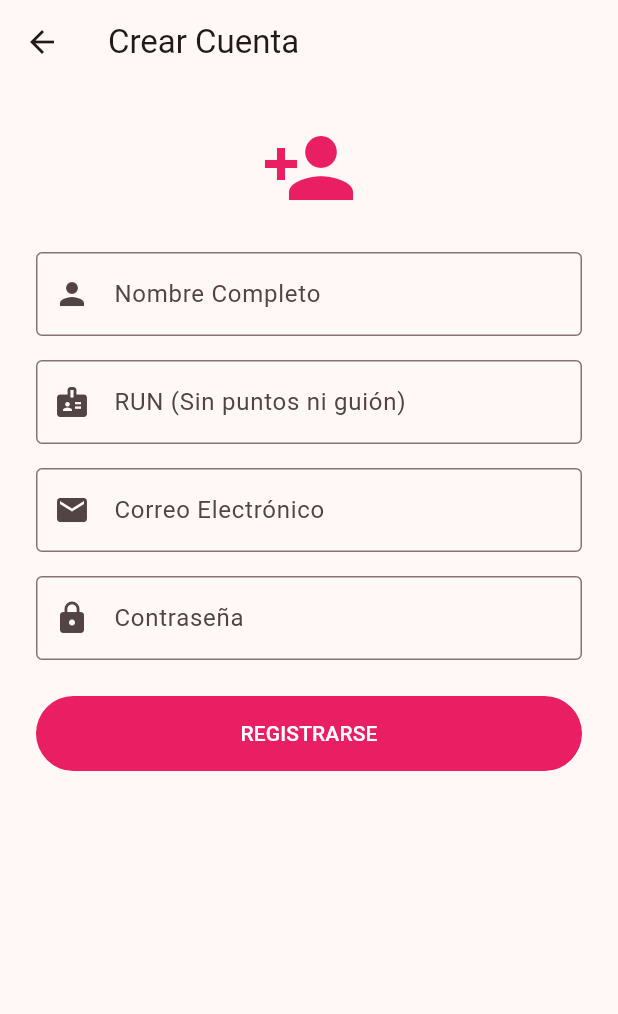
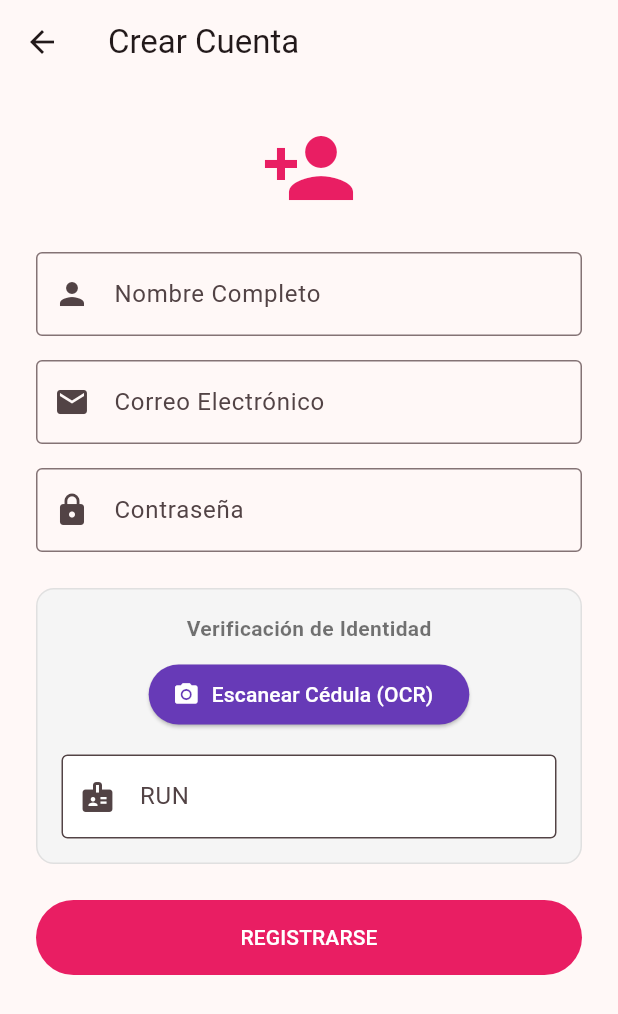
Before and after one commit to RicketyMajor/PAWS-2.0, a Flutter app: the RegisterScreen screen opened directly, on a phone screen of 412 x 824 dp. Shown: the top 1014 px of the screen. Run offline on Flutter 3.47's test engine with Material 3 defaults, Android fonts, the phone set to English and light mode, and no system bars; our stand-ins replace cached_network_image, dio, equatable, flutter_bloc, flutter_card_swiper, flutter_secure_storage and 1 more; accounts and stored records are empty.

Commit message:
feat: añadido una función de verificación de identidad via OCR mock y MiniO.

```diff
--- a/app/lib/features/auth/presentation/screens/register_screen.dart
+++ b/app/lib/features/auth/presentation/screens/register_screen.dart
@@ -1,5 +1,7 @@
 import 'package:flutter/material.dart';
 import 'package:flutter_bloc/flutter_bloc.dart';
+import 'package:dio/dio.dart';
+import 'package:image_picker/image_picker.dart'; // <--- FALTABA ESTA IMPORTACIÓN
 import '../../data/auth_repository.dart';
 
 class RegisterScreen extends StatefulWidget {
@@ -11,14 +13,16 @@ class RegisterScreen extends StatefulWidget {
 
 class _RegisterScreenState extends State<RegisterScreen> {
   final _nameController = TextEditingController();
-  final _runController =
-      TextEditingController(); // <--- NUEVO: Controlador para RUN
   final _emailController = TextEditingController();
   final _passwordController = TextEditingController();
+  // CORREGIDO: _runController estaba declarado dos veces. Dejamos solo uno.
+  final _runController = TextEditingController();
+
   bool _isLoading = false;
+  bool _isVerifying = false;
+  final ImagePicker _picker = ImagePicker();
 
   Future<void> _submitRegister() async {
-    // Validación simple antes de enviar
     if (_nameController.text.isEmpty || _runController.text.isEmpty) {
       ScaffoldMessenger.of(context).showSnackBar(
         const SnackBar(content: Text('Por favor completa todos los campos')),
@@ -28,12 +32,11 @@ class _RegisterScreenState extends State<RegisterScreen> {
 
     setState(() => _isLoading = true);
     try {
-      // Llamamos al método actualizado con los parámetros nombrados
       await context.read<AuthRepository>().register(
         email: _emailController.text,
         password: _passwordController.text,
         name: _nameController.text,
-        run: _runController.text, // <--- Enviamos el RUN
+        run: _runController.text,
       );
 
       if (mounted) {
@@ -47,7 +50,6 @@ class _RegisterScreenState extends State<RegisterScreen> {
       }
     } catch (e) {
       if (mounted) {
-        // Aquí se mostrará el error del backend de forma más limpia
         ScaffoldMessenger.of(context).showSnackBar(
           SnackBar(
             content: Text(e.toString().replaceAll("Exception: ", "")),
@@ -57,6 +59,62 @@ class _RegisterScreenState extends State<RegisterScreen> {
       }
     } finally {
       if (mounted) setState(() => _isLoading = false);
+    }
+  }
+
+  Future<void> _scanIdentity() async {
+    try {
+      // 1. Abrir Galería o Cámara
+      final XFile? image = await _picker.pickImage(source: ImageSource.gallery);
+      if (image == null) return;
+
+      setState(() => _isVerifying = true);
+
+      // 2. Preparar el archivo
+      String fileName = image.path.split('/').last;
+      FormData formData = FormData.fromMap({
+        "document": await MultipartFile.fromFile(
+          image.path,
+          filename: fileName,
+        ),
+      });
+
+      // 3. Enviar al Backend (Evil PAWS)
+      // Nota: 10.0.2.2 es para Emulador Android. Si usas físico, usa tu IP local.
+      var response = await Dio().post(
+        'http://10.0.2.2:8080/api/v1/verification/verify',
+        data: formData,
+      );
+
+      // 4. Procesar Respuesta
+      if (response.statusCode == 200) {
+        // Aseguramos que la respuesta sea un Map y extraemos el dato
+        String extractedRun = response.data['extracted_run'];
+
+        setState(() {
+          _runController.text = extractedRun;
+          _isVerifying = false;
+        });
+
+        if (mounted) {
+          ScaffoldMessenger.of(context).showSnackBar(
+            const SnackBar(
+              content: Text("✅ Identidad Verificada: RUN detectado"),
+              backgroundColor: Colors.green,
+            ),
+          );
+        }
+      }
+    } catch (e) {
+      setState(() => _isVerifying = false);
+      if (mounted) {
+        ScaffoldMessenger.of(context).showSnackBar(
+          SnackBar(
+            content: Text("Error verificando documento: $e"),
+            backgroundColor: Colors.red,
+          ),
+        );
+      }
     }
   }
 
@@ -83,19 +141,7 @@ class _RegisterScreenState extends State<RegisterScreen> {
               ),
               const SizedBox(height: 16),
 
-              // 2. Campo RUN (Nuevo)
-              TextField(
-                controller: _runController,
-                decoration: const InputDecoration(
-                  labelText: 'RUN (Sin puntos ni guión)',
-                  border: OutlineInputBorder(),
-                  prefixIcon: Icon(Icons.badge), // Icono de credencial
-                ),
-                keyboardType: TextInputType.number, // Teclado numérico
-              ),
-              const SizedBox(height: 16),
-
-              // 3. Email
+              // 2. Email
               TextField(
                 controller: _emailController,
                 decoration: const InputDecoration(
@@ -107,7 +153,7 @@ class _RegisterScreenState extends State<RegisterScreen> {
               ),
               const SizedBox(height: 16),
 
-              // 4. Password
+              // 3. Password
               TextField(
                 controller: _passwordController,
                 obscureText: true,
@@ -119,7 +165,71 @@ class _RegisterScreenState extends State<RegisterScreen> {
               ),
               const SizedBox(height: 24),
 
-              // Botón
+              // --- SECCIÓN DE VERIFICACIÓN (OCR) ---
+              Container(
+                padding: const EdgeInsets.all(16),
+                decoration: BoxDecoration(
+                  color: Colors.grey[100],
+                  borderRadius: BorderRadius.circular(12),
+                  border: Border.all(color: Colors.grey[300]!),
+                ),
+                child: Column(
+                  children: [
+                    const Text(
+                      "Verificación de Identidad",
+                      style: TextStyle(
+                        fontWeight: FontWeight.bold,
+                        color: Colors.black54,
+                      ),
+                    ),
+                    const SizedBox(height: 10),
+                    Center(
+                      child: ElevatedButton.icon(
+                        onPressed: _isVerifying ? null : _scanIdentity,
+                        icon: _isVerifying
+                            ? Container(
+                                width: 24,
+                                height: 24,
+                                child: const CircularProgressIndicator(
+                                  strokeWidth: 2,
+                                  color: Colors.white,
+                                ),
+                              )
+                            : const Icon(Icons.camera_alt),
+                        label: Text(
+                          _isVerifying
+                              ? "Analizando..."
+                              : "Escanear Cédula (OCR)",
+                        ),
+                        style: ElevatedButton.styleFrom(
+                          backgroundColor: Colors.deepPurple,
+                          foregroundColor: Colors.white,
+                        ),
+                      ),
+                    ),
+                    const SizedBox(height: 16),
+                    // Campo RUN (Autocompletable)
+                    TextFormField(
+                      controller: _runController,
+                      decoration: const InputDecoration(
+                        labelText: 'RUN',
+                        hintText: 'Se completará automáticamente',
+                        border: OutlineInputBorder(),
+                        prefixIcon: Icon(Icons.badge),
+                        fillColor: Colors.white,
+                        filled: true,
+                      ),
+                      readOnly:
+                          false, // Permitimos editar si el OCR falla un poco
+                    ),
+                  ],
+                ),
+              ),
+
+              // -------------------------------------
+              const SizedBox(height: 24),
+
+              // Botón Registrar
               _isLoading
                   ? const CircularProgressIndicator()
                   : FilledButton(
--- a/app/pubspec.yaml
+++ b/app/pubspec.yaml
@@ -44,6 +44,7 @@ dependencies:
   flutter_card_swiper: ^7.2.0
   cached_network_image: ^3.4.1
   web_socket_channel: ^3.0.3
+  image_picker: ^1.2.1
 
 dev_dependencies:
   flutter_test:
```
Also changed, not shown: app/pubspec.lock, 5 other files.
